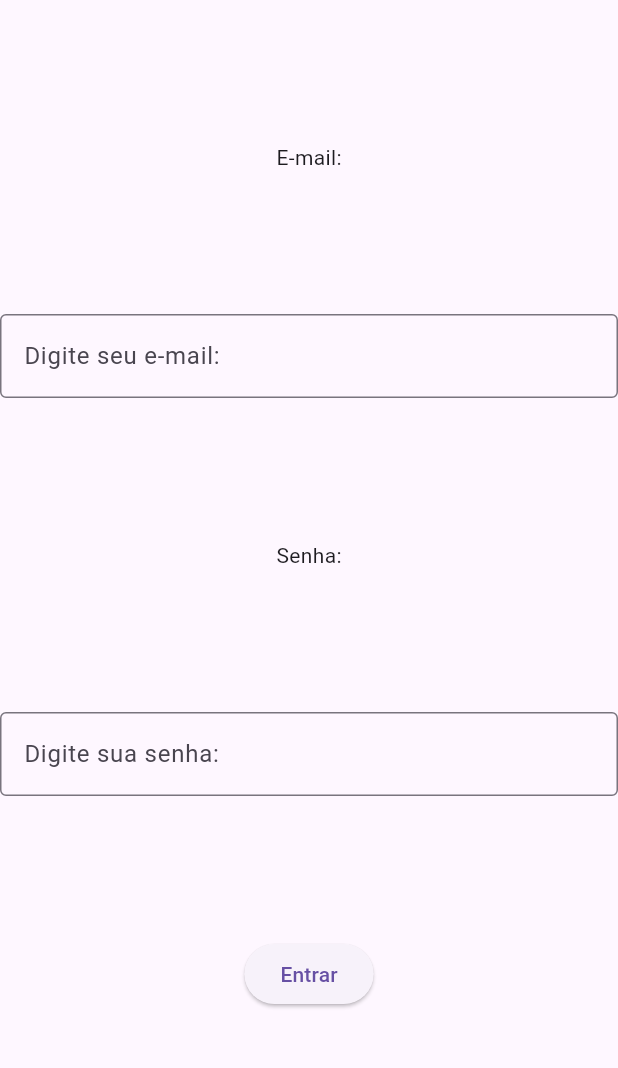
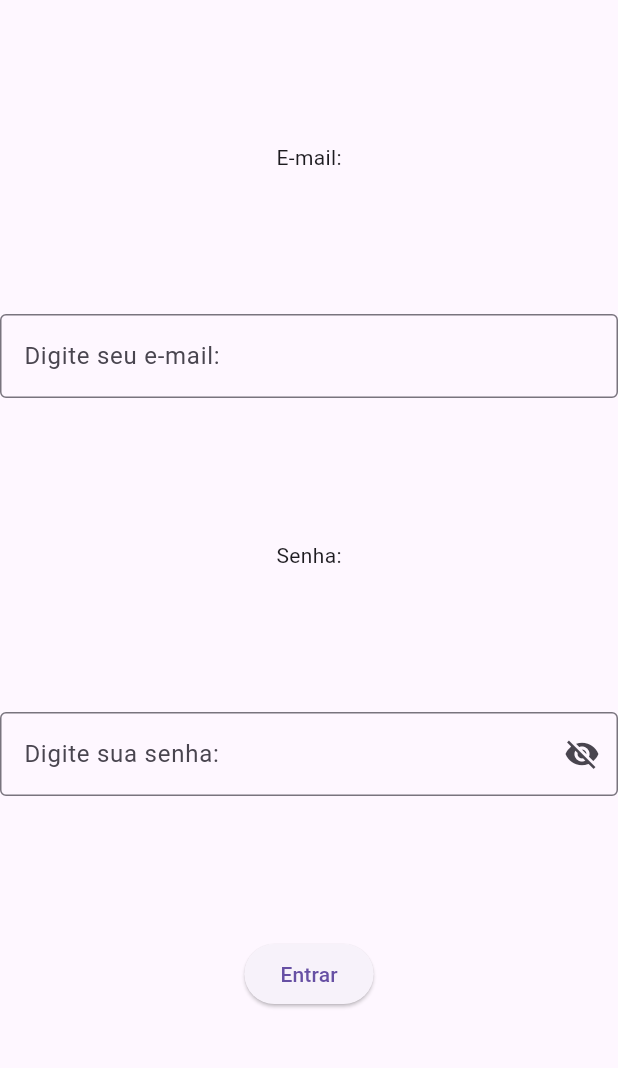
Before and after one commit to wellifabio/flutter-loginjson-2025, a Flutter app: the screen it shows after launch, on a phone screen of 412 x 824 dp, the part 84-1152 px from its top. Run offline on Flutter 3.47's test engine with Material 3 defaults, Android fonts, the phone set to English and light mode, and no system bars.

Commit message:
Senha mais completa

```diff
--- a/lib/screens/login.dart
+++ b/lib/screens/login.dart
@@ -14,6 +14,7 @@ class LoginState extends State<Login> {
   String email = 'ana@email.com';
   String senha = 'senai123';
   List<dynamic> usuarios = [];
+  bool _senhaVisivel = false;
 
   @override
   void initState() {
@@ -85,9 +86,20 @@ class LoginState extends State<Login> {
             ),
             Text('Senha:'),
             TextField(
+              obscureText: !_senhaVisivel,
               decoration: InputDecoration(
                 border: OutlineInputBorder(),
                 labelText: 'Digite sua senha:',
+                suffixIcon: IconButton(
+                  icon: Icon(
+                    _senhaVisivel ? Icons.visibility : Icons.visibility_off,
+                  ),
+                  onPressed: () {
+                    setState(() {
+                      _senhaVisivel = !_senhaVisivel;
+                    });
+                  },
+                ),
               ),
               onChanged: (text) {
                 senha = text;
```
